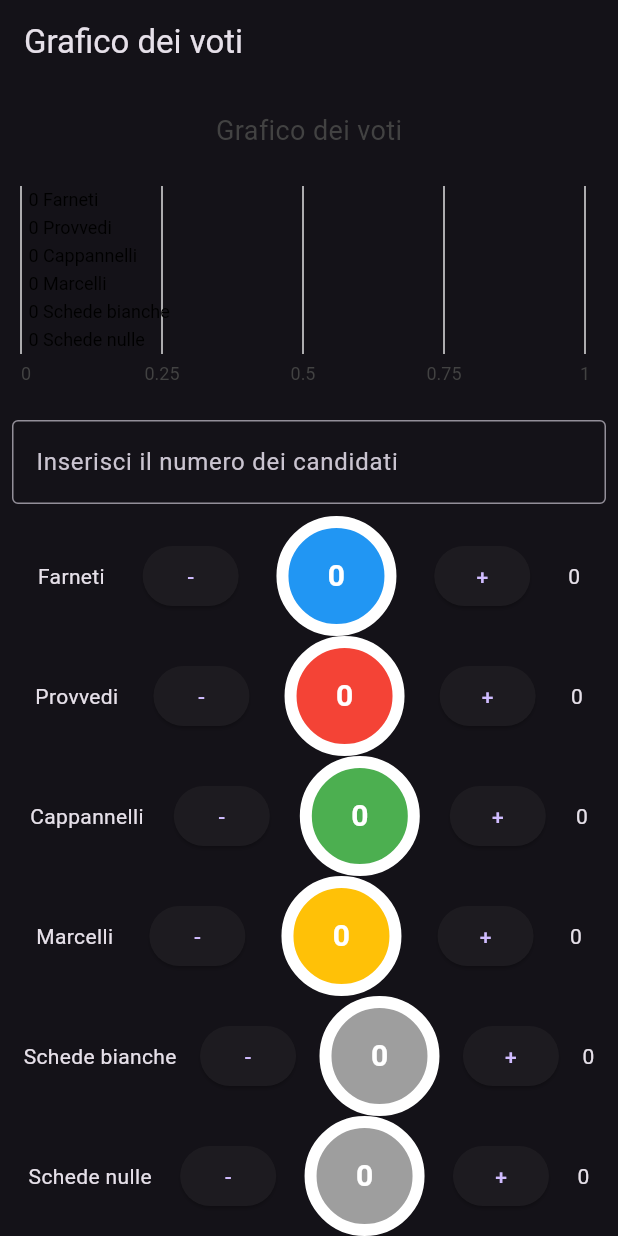
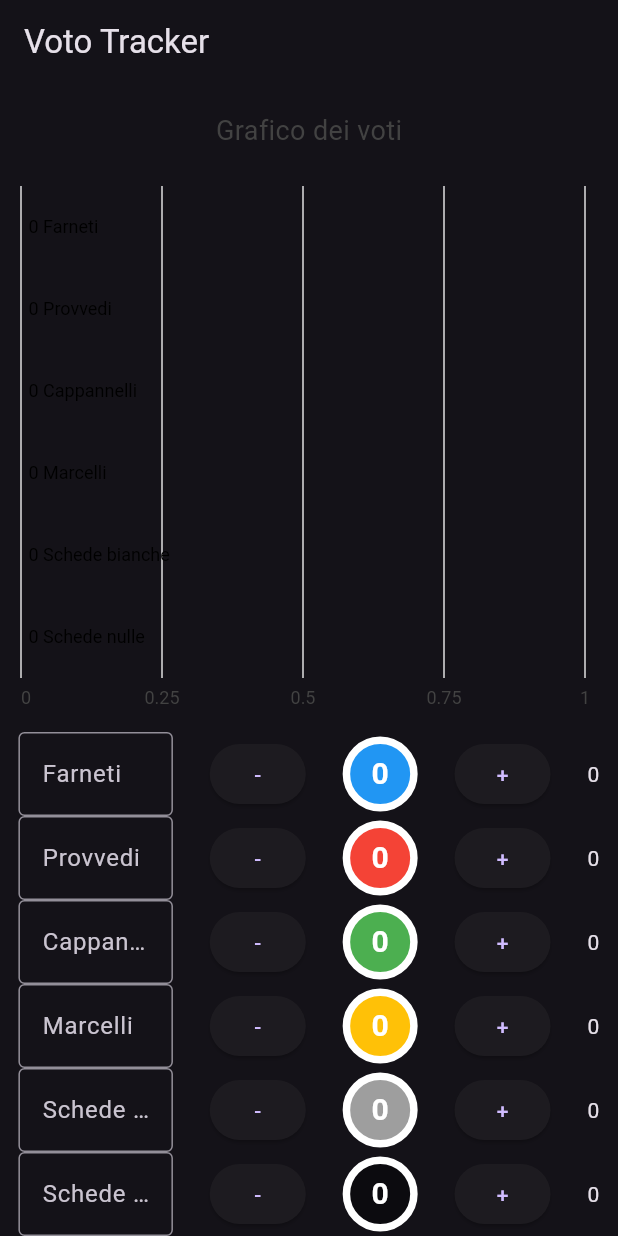
Before and after one commit to vantaggi/voto_tracker, a Flutter app: the screen it shows after launch, on a phone screen of 412 x 824 dp. Run offline on Flutter 3.47's test engine with Material 3 defaults, Android fonts, the phone set to English and light mode, and no system bars; our stand-ins replace charts_flutter; missing offline and left inert: random_color.

Commit message:
ADD: theme dark default, color black for 'schede nulle', dinamic name for vote options

```diff
--- a/lib/main.dart
+++ b/lib/main.dart
@@ -51,7 +51,7 @@ class _VotiPageState extends State<VotiPage> {
     VotoData(
         nome: "Schede nulle",
         voti: 0,
-        barColor: charts.ColorUtil.fromDartColor(Colors.grey)),
+        barColor: charts.ColorUtil.fromDartColor(Colors.black38)),
     // L'elemento per le schede nulle
   ];
 
@@ -98,7 +98,7 @@ class _VotiPageState extends State<VotiPage> {
             titleOutsideJustification: charts.OutsideJustification.start,
             // L'allineamento del titolo
             innerPadding: 18), // Il padding del titolo
-        //charts.Legend(), // La legenda del grafico
+        //charts.LegendEntryLayout, // La legenda del grafico
       ],
     );
   }
@@ -131,6 +131,31 @@ class _VotiPageState extends State<VotiPage> {
             // Azzera il vincitore
             vincitore = "";
           }
+        });
+      },
+    );
+  }
+
+  // Il metodo che crea il widget del TextField
+  Widget creaCandidateField(int index) {
+    // Il widget del TextField
+    TextEditingController controllerCandidate = TextEditingController();
+    return TextField(
+      // Il controller per il widget TextField
+      controller: controllerCandidate,
+
+      // Il controller del TextField
+      keyboardType: TextInputType.text,
+      // La tipologia di tastiera da mostrare
+      decoration: InputDecoration(
+        labelText: dati[index].nome,
+        // L'etichetta del TextField
+        border: OutlineInputBorder(), // Il bordo del TextField
+      ),
+      onSubmitted: (value) {
+        // La logica da eseguire quando il valore viene inviato
+        setState(() {
+          dati[index].nome = value;
         });
       },
     );
@@ -205,20 +230,22 @@ class _VotiPageState extends State<VotiPage> {
   }
 
   Widget colorValue(int index) {
-    return Container(
-        height: 80,
-        width: 80,
+    return Center(
+      child: Container(
+          height: 50,
+          width: 50,
           decoration: BoxDecoration(
             color: charts.ColorUtil.toDartColor(dati[index].barColor),
-          borderRadius: BorderRadius.circular(50),
-          border: Border.all(color: Colors.white, width: 8),
+            borderRadius: BorderRadius.circular(35),
+            border: Border.all(color: Colors.white, width: 5),
           ),
           child: Center(
               child: Text(dati[index].voti.toString(),
                   style: const TextStyle(
                       color: Colors.white,
                       fontWeight: FontWeight.bold,
-                    fontSize: 20))));
+                      fontSize: 20)))),
+    );
   }
 
   @override
@@ -229,7 +256,7 @@ class _VotiPageState extends State<VotiPage> {
       // This is the default text direction for Flutter
       child: Scaffold(
         appBar: AppBar(
-          title: const Text("Grafico dei voti"),
+          title: const Text("Voto Tracker"),
         ),
         body: Column(
           children: [
@@ -240,11 +267,14 @@ class _VotiPageState extends State<VotiPage> {
                 child: creaGrafico(),
               ),
             ),
-            // Il widget del TextField
+            //TODO
+            /*  // Il widget del TextField
             Padding(
               padding: const EdgeInsets.all(8.0),
               child: creaTextField(),
             ),
+
+           */
             // Il widget dei bottoni
             ListView.builder(
               shrinkWrap: true,
@@ -252,9 +282,11 @@ class _VotiPageState extends State<VotiPage> {
               itemBuilder: (context, index) {
                 // Il widget di una riga con il nome del candidato e i bottoni per aumentare o decrescere i voti
                 return Row(
-                  mainAxisAlignment: MainAxisAlignment.spaceEvenly,
+                  mainAxisAlignment: MainAxisAlignment.spaceAround,
                   children: [
-                    Text(dati[index].nome),
+                    SizedBox(
+                        child: creaCandidateField(index),
+                        width: MediaQuery.of(context).size.width / 4),
                     creaBottone(dati[index].nome, index, false),
                     colorValue(index),
                     creaBottone(dati[index].nome, index, true),
@@ -265,9 +297,12 @@ class _VotiPageState extends State<VotiPage> {
             ),
             // Il widget del messaggio del vincitore
             if (vincitore != "")
-              Padding(
-                padding: const EdgeInsets.all(8.0),
+              PopupMenuButton(
+                itemBuilder: (BuildContext context) => [
+                  PopupMenuItem(
                     child: Text("Il vincitore è $vincitore!"),
+                  ),
+                ],
               ),
           ],
         ),
```
Lines whose indentation alone changed are shown as unchanged.
